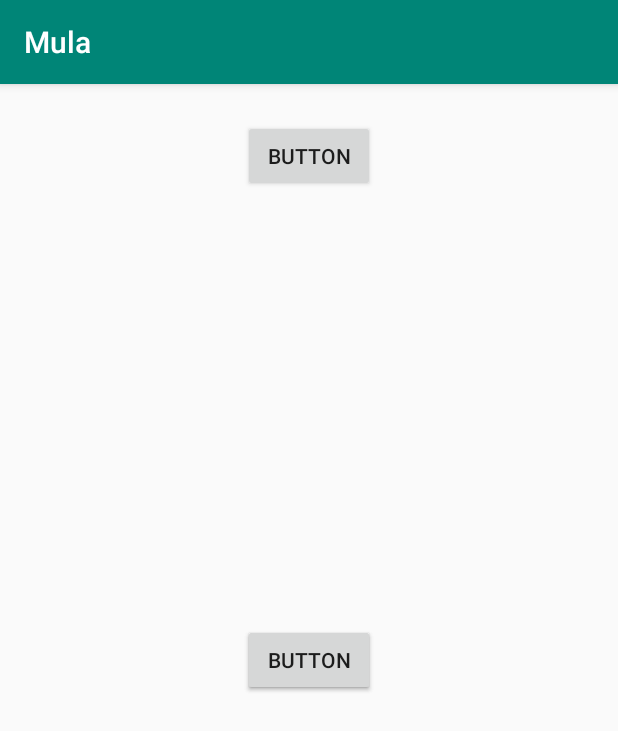
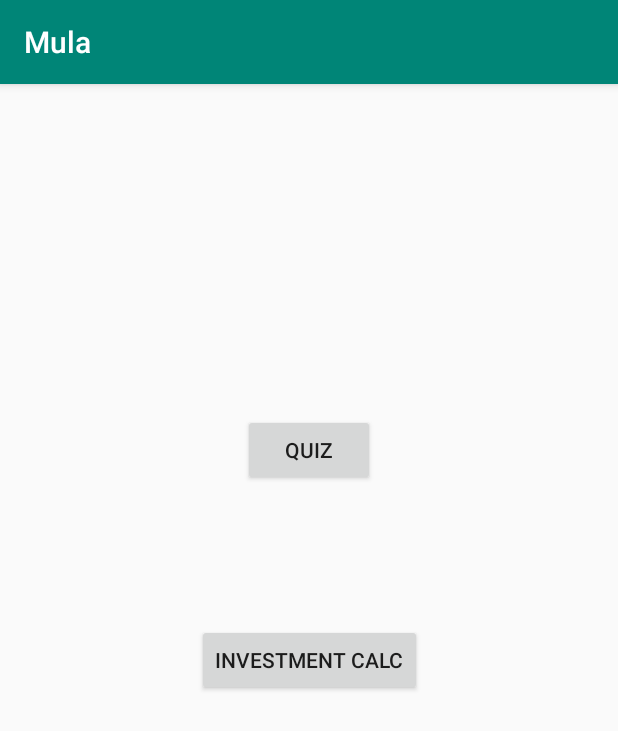
Before and after one commit to ehkn12/financialliteracy, an Android app: the screen it shows after launch (MainActivity), on a phone screen of 412 x 824 dp. Shown: the top 731 px of the screen. Run offline under Robolectric (Android 15) with nearby library versions, the phone set to English and light mode, and no system bars.

Commit message:
Updated xml file that went wonky

```diff
--- a/app/src/main/res/layout/activity_main.xml
+++ b/app/src/main/res/layout/activity_main.xml
@@ -10,29 +10,19 @@
         android:id="@+id/button_temp"
         android:layout_width="wrap_content"
         android:layout_height="wrap_content"
-        android:layout_marginTop="24dp"
-        android:text="Button"
+        android:layout_marginTop="220dp"
+        android:text="Quiz"
         app:layout_constraintEnd_toEndOf="parent"
+        app:layout_constraintHorizontal_bias="0.501"
         app:layout_constraintStart_toStartOf="parent"
         app:layout_constraintTop_toTopOf="parent" />
 
     <Button
-        android:id="@+id/button"
+        android:id="@+id/button2"
         android:layout_width="wrap_content"
         android:layout_height="wrap_content"
         android:onClick="launchInvestmentCalculatorActivity"
-        android:text="Button"
-        app:layout_constraintBottom_toBottomOf="parent"
-        app:layout_constraintEnd_toEndOf="parent"
-        app:layout_constraintStart_toStartOf="parent"
-        app:layout_constraintTop_toTopOf="parent" />
-
-    <Button
-        android:id="@+id/button"
-        android:layout_width="wrap_content"
-        android:layout_height="wrap_content"
-        android:onClick="launchInvestmentCalculatorActivity"
-        android:text="Button"
+        android:text="Investment Calc"
         app:layout_constraintBottom_toBottomOf="parent"
         app:layout_constraintEnd_toEndOf="parent"
         app:layout_constraintStart_toStartOf="parent"
```
